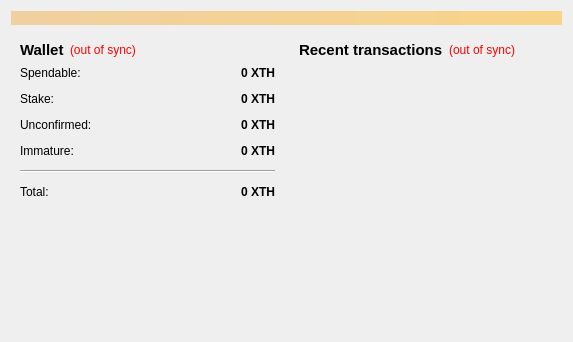
Before: the Qt Designer form src/qt/forms/overviewpage.ui in TheoremCrypto/TheoremCoin, drawn with Qt 5.
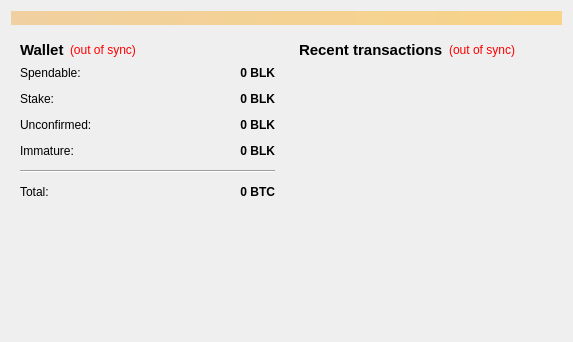
After: the same form once the commit is applied.

```diff
--- a/src/qt/forms/overviewpage.ui
+++ b/src/qt/forms/overviewpage.ui
@@ -118,7 +118,7 @@
                <string>Your current spendable balance</string>
               </property>
               <property name="text">
-               <string notr="true">0 XTH</string>
+               <string notr="true">0 BLK</string>
               </property>
               <property name="alignment">
                <set>Qt::AlignRight|Qt::AlignTrailing|Qt::AlignVCenter</set>
@@ -150,7 +150,7 @@
                <string>Total of coins that was staked, and do not yet count toward the current balance</string>
               </property>
               <property name="text">
-               <string notr="true">0 XTH</string>
+               <string notr="true">0 BLK</string>
               </property>
               <property name="alignment">
                <set>Qt::AlignRight|Qt::AlignTrailing|Qt::AlignVCenter</set>
@@ -182,7 +182,7 @@
                <string>Total of transactions that have yet to be confirmed, and do not yet count toward the current balance</string>
               </property>
               <property name="text">
-               <string notr="true">0 XTH</string>
+               <string notr="true">0 BLK</string>
               </property>
               <property name="alignment">
                <set>Qt::AlignRight|Qt::AlignTrailing|Qt::AlignVCenter</set>
@@ -211,7 +211,7 @@
                <string>Mined balance that has not yet matured</string>
               </property>
               <property name="text">
-               <string notr="true">0 XTH</string>
+               <string notr="true">0 BLK</string>
               </property>
               <property name="alignment">
                <set>Qt::AlignRight|Qt::AlignTrailing|Qt::AlignVCenter</set>
@@ -250,7 +250,7 @@
                <string>Your current total balance</string>
               </property>
               <property name="text">
-               <string notr="true">0 XTH</string>
+               <string notr="true">0 BTC</string>
               </property>
               <property name="alignment">
                <set>Qt::AlignRight|Qt::AlignTrailing|Qt::AlignVCenter</set>
```
Left out of the diff: 4 changed lines with no effect on the pictures.
